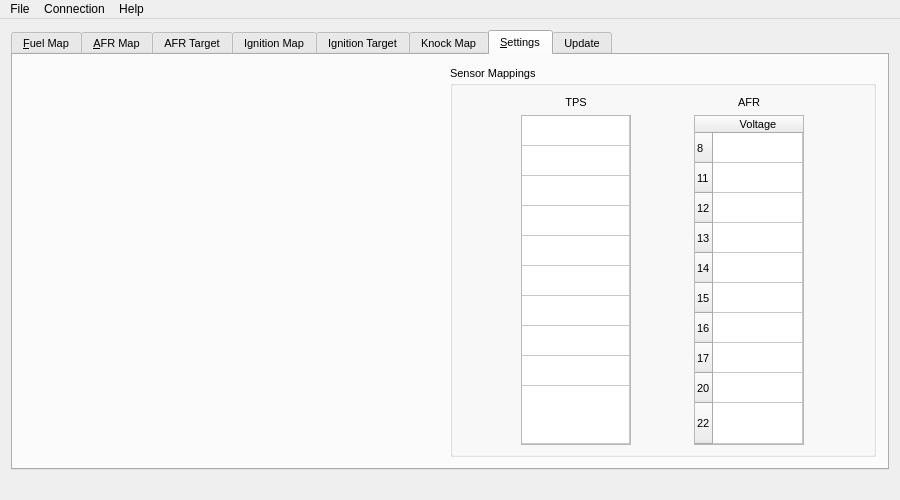
Qt form GUI/MotoLink/ui/main.ui (fpoussin/MotoLink) before a commit.
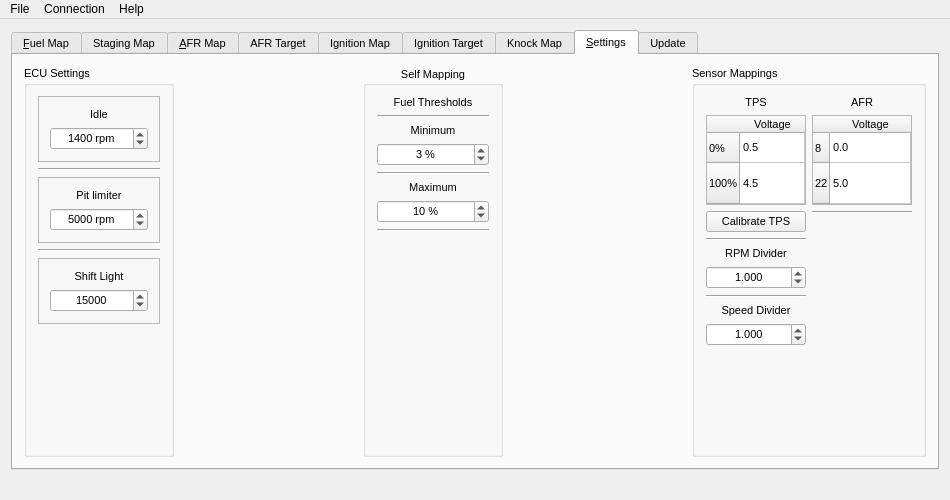
The same form after that commit. The open tabs and pages were chosen to show the change. Icons and pictures are not drawn.

Patch:
```diff
--- a/GUI/MotoLink/ui/main.ui
+++ b/GUI/MotoLink/ui/main.ui
@@ -6,7 +6,7 @@
    <rect>
     <x>0</x>
     <y>0</y>
-    <width>900</width>
+    <width>950</width>
     <height>500</height>
    </rect>
   </property>
@@ -18,14 +18,14 @@
   </property>
   <property name="minimumSize">
    <size>
-    <width>900</width>
+    <width>950</width>
     <height>500</height>
    </size>
   </property>
   <property name="maximumSize">
    <size>
-    <width>16777215</width>
-    <height>16777215</height>
+    <width>950</width>
+    <height>500</height>
    </size>
   </property>
   <property name="windowTitle">
@@ -118,7 +118,21 @@
         </item>
        </layout>
       </widget>
-      <widget class="QWidget" name="tab_afrmap">
+      <widget class="QWidget" name="tabStaging">
+       <attribute name="icon">
+        <iconset resource="../res/images.qrc">
+         <normaloff>:/images/icon-injector.png</normaloff>:/images/icon-injector.png</iconset>
+       </attribute>
+       <attribute name="title">
+        <string>Staging Map</string>
+       </attribute>
+       <layout class="QGridLayout" name="gridLayout_10">
+        <item row="0" column="0">
+         <widget class="QListView" name="listStaging"/>
+        </item>
+       </layout>
+      </widget>
+      <widget class="QWidget" name="tabAfrMap">
        <attribute name="icon">
         <iconset resource="../res/images.qrc">
          <normaloff>:/images/icon-afr-sensor.png</normaloff>:/images/icon-afr-sensor.png</iconset>
@@ -253,7 +267,7 @@
         <string>&amp;Settings</string>
        </attribute>
        <layout class="QGridLayout" name="gridLayout_2">
-        <item row="0" column="0">
+        <item row="0" column="3">
          <spacer name="horizontalSpacer">
           <property name="orientation">
            <enum>Qt::Horizontal</enum>
@@ -266,35 +280,381 @@
           </property>
          </spacer>
         </item>
-        <item row="0" column="1">
+        <item row="0" column="0">
+         <widget class="QGroupBox" name="groupBox_3">
+          <property name="minimumSize">
+           <size>
+            <width>150</width>
+            <height>0</height>
+           </size>
+          </property>
+          <property name="title">
+           <string>ECU Settings</string>
+          </property>
+          <layout class="QGridLayout" name="gridLayout_7">
+           <item row="2" column="0">
+            <widget class="QFrame" name="frame_2">
+             <property name="frameShape">
+              <enum>QFrame::StyledPanel</enum>
+             </property>
+             <property name="frameShadow">
+              <enum>QFrame::Plain</enum>
+             </property>
+             <property name="midLineWidth">
+              <number>1</number>
+             </property>
+             <layout class="QGridLayout" name="gridLayout_6">
+              <item row="0" column="0">
+               <widget class="QLabel" name="ltPitLimiter">
+                <property name="text">
+                 <string>Pit limiter</string>
+                </property>
+                <property name="alignment">
+                 <set>Qt::AlignCenter</set>
+                </property>
+               </widget>
+              </item>
+              <item row="1" column="0">
+               <widget class="QSpinBox" name="sbPitLimiter">
+                <property name="alignment">
+                 <set>Qt::AlignCenter</set>
+                </property>
+                <property name="suffix">
+                 <string> rpm</string>
+                </property>
+                <property name="maximum">
+                 <number>18000</number>
+                </property>
+                <property name="singleStep">
+                 <number>100</number>
+                </property>
+                <property name="value">
+                 <number>5000</number>
+                </property>
+               </widget>
+              </item>
+             </layout>
+            </widget>
+           </item>
+           <item row="0" column="0">
+            <widget class="QFrame" name="frame">
+             <property name="frameShape">
+              <enum>QFrame::StyledPanel</enum>
+             </property>
+             <property name="frameShadow">
+              <enum>QFrame::Plain</enum>
+             </property>
+             <layout class="QVBoxLayout" name="verticalLayout">
+              <item>
+               <widget class="QLabel" name="ltIdle">
+                <property name="text">
+                 <string>Idle</string>
+                </property>
+                <property name="alignment">
+                 <set>Qt::AlignCenter</set>
+                </property>
+               </widget>
+              </item>
+              <item>
+               <widget class="QSpinBox" name="sbIdle">
+                <property name="alignment">
+                 <set>Qt::AlignCenter</set>
+                </property>
+                <property name="suffix">
+                 <string> rpm</string>
+                </property>
+                <property name="maximum">
+                 <number>3000</number>
+                </property>
+                <property name="singleStep">
+                 <number>200</number>
+                </property>
+                <property name="value">
+                 <number>1400</number>
+                </property>
+               </widget>
+              </item>
+             </layout>
+            </widget>
+           </item>
+           <item row="3" column="0">
+            <widget class="Line" name="line_5">
+             <property name="orientation">
+              <enum>Qt::Horizontal</enum>
+             </property>
+            </widget>
+           </item>
+           <item row="5" column="0">
+            <spacer name="verticalSpacer_4">
+             <property name="orientation">
+              <enum>Qt::Vertical</enum>
+             </property>
+             <property name="sizeHint" stdset="0">
+              <size>
+               <width>20</width>
+               <height>40</height>
+              </size>
+             </property>
+            </spacer>
+           </item>
+           <item row="1" column="0">
+            <widget class="Line" name="line_4">
+             <property name="orientation">
+              <enum>Qt::Horizontal</enum>
+             </property>
+            </widget>
+           </item>
+           <item row="4" column="0">
+            <widget class="QFrame" name="frame_3">
+             <property name="frameShape">
+              <enum>QFrame::StyledPanel</enum>
+             </property>
+             <property name="frameShadow">
+              <enum>QFrame::Plain</enum>
+             </property>
+             <layout class="QGridLayout" name="gridLayout_9">
+              <item row="0" column="0">
+               <widget class="QLabel" name="ltShiftLight">
+                <property name="text">
+                 <string>Shift Light</string>
+                </property>
+                <property name="alignment">
+                 <set>Qt::AlignCenter</set>
+                </property>
+               </widget>
+              </item>
+              <item row="1" column="0">
+               <widget class="QSpinBox" name="sbShiftLight">
+                <property name="alignment">
+                 <set>Qt::AlignCenter</set>
+                </property>
+                <property name="minimum">
+                 <number>10000</number>
+                </property>
+                <property name="maximum">
+                 <number>18000</number>
+                </property>
+                <property name="singleStep">
+                 <number>100</number>
+                </property>
+                <property name="value">
+                 <number>15000</number>
+                </property>
+               </widget>
+              </item>
+             </layout>
+            </widget>
+           </item>
+          </layout>
+         </widget>
+        </item>
+        <item row="0" column="2">
+         <widget class="QGroupBox" name="groupBox_4">
+          <property name="minimumSize">
+           <size>
+            <width>140</width>
+            <height>0</height>
+           </size>
+          </property>
+          <property name="title">
+           <string>Self Mapping</string>
+          </property>
+          <property name="alignment">
+           <set>Qt::AlignCenter</set>
+          </property>
+          <layout class="QGridLayout" name="gridLayout_8">
+           <item row="2" column="0">
+            <widget class="QLabel" name="ltThresholdMin">
+             <property name="text">
+              <string>Minimum</string>
+             </property>
+             <property name="alignment">
+              <set>Qt::AlignCenter</set>
+             </property>
+            </widget>
+           </item>
+           <item row="5" column="0">
+            <widget class="QLabel" name="ltThresholdMax">
+             <property name="text">
+              <string>Maximum</string>
+             </property>
+             <property name="alignment">
+              <set>Qt::AlignCenter</set>
+             </property>
+            </widget>
+           </item>
+           <item row="1" column="0">
+            <widget class="Line" name="line_6">
+             <property name="orientation">
+              <enum>Qt::Horizontal</enum>
+             </property>
+            </widget>
+           </item>
+           <item row="4" column="0">
+            <widget class="Line" name="line_7">
+             <property name="orientation">
+              <enum>Qt::Horizontal</enum>
+             </property>
+            </widget>
+           </item>
+           <item row="0" column="0">
+            <widget class="QLabel" name="ltThresholds">
+             <property name="text">
+              <string>Fuel Thresholds</string>
+             </property>
+             <property name="alignment">
+              <set>Qt::AlignCenter</set>
+             </property>
+            </widget>
+           </item>
+           <item row="8" column="0">
+            <spacer name="verticalSpacer_5">
+             <property name="orientation">
+              <enum>Qt::Vertical</enum>
+             </property>
+             <property name="sizeHint" stdset="0">
+              <size>
+               <width>20</width>
+               <height>40</height>
+              </size>
+             </property>
+            </spacer>
+           </item>
+           <item row="3" column="0">
+            <widget class="QSpinBox" name="sbThresholdMin">
+             <property name="alignment">
+              <set>Qt::AlignCenter</set>
+             </property>
+             <property name="suffix">
+              <string> %</string>
+             </property>
+             <property name="prefix">
+              <string/>
+             </property>
+             <property name="maximum">
+              <number>20</number>
+             </property>
+             <property name="value">
+              <number>3</number>
+             </property>
+            </widget>
+           </item>
+           <item row="6" column="0">
+            <widget class="QSpinBox" name="ltThresholdMax_2">
+             <property name="alignment">
+              <set>Qt::AlignCenter</set>
+             </property>
+             <property name="suffix">
+              <string> %</string>
+             </property>
+             <property name="maximum">
+              <number>20</number>
+             </property>
+             <property name="value">
+              <number>10</number>
+             </property>
+            </widget>
+           </item>
+           <item row="7" column="0">
+            <widget class="Line" name="line_8">
+             <property name="orientation">
+              <enum>Qt::Horizontal</enum>
+             </property>
+            </widget>
+           </item>
+          </layout>
+         </widget>
+        </item>
+        <item row="0" column="4">
          <widget class="QGroupBox" name="groupBox_2">
+          <property name="maximumSize">
+           <size>
+            <width>300</width>
+            <height>16777215</height>
+           </size>
+          </property>
           <property name="title">
            <string>Sensor Mappings</string>
           </property>
+          <layout class="QHBoxLayout" name="horizontalLayout_3">
+           <item>
           <layout class="QGridLayout" name="gridLayout">
+             <item row="5" column="0">
+              <widget class="QDoubleSpinBox" name="dsbRpmDiv">
+               <property name="alignment">
+                <set>Qt::AlignCenter</set>
+               </property>
+               <property name="decimals">
+                <number>3</number>
+               </property>
+               <property name="minimum">
+                <double>0.001000000000000</double>
+               </property>
+               <property name="maximum">
+                <double>10000.000000000000000</double>
+               </property>
+               <property name="value">
+                <double>1.000000000000000</double>
+               </property>
+              </widget>
+             </item>
+             <item row="8" column="0">
+              <widget class="QDoubleSpinBox" name="dsbSpeedDiv">
+               <property name="alignment">
+                <set>Qt::AlignCenter</set>
+               </property>
+               <property name="decimals">
+                <number>3</number>
+               </property>
+               <property name="minimum">
+                <double>0.001000000000000</double>
+               </property>
+               <property name="maximum">
+                <double>10000.000000000000000</double>
+               </property>
+               <property name="value">
+                <double>1.000000000000000</double>
+               </property>
+              </widget>
+             </item>
+             <item row="0" column="0">
+              <widget class="QLabel" name="ltTPS">
+               <property name="text">
+                <string>TPS</string>
+               </property>
+               <property name="alignment">
+                <set>Qt::AlignCenter</set>
+               </property>
+              </widget>
+             </item>
+             <item row="7" column="0">
+              <widget class="QLabel" name="ltSpeedDiv">
+               <property name="text">
+                <string>Speed Divider</string>
+               </property>
+               <property name="alignment">
+                <set>Qt::AlignCenter</set>
+               </property>
+              </widget>
+             </item>
+             <item row="4" column="0">
+              <widget class="QLabel" name="ltRpmdiv">
+               <property name="text">
+                <string>RPM Divider</string>
+               </property>
+               <property name="alignment">
+                <set>Qt::AlignCenter</set>
+               </property>
+              </widget>
+             </item>
            <item row="1" column="0">
             <widget class="QTableWidget" name="tableSensorTPS">
-             <property name="minimumSize">
-              <size>
-               <width>0</width>
-               <height>330</height>
-              </size>
-             </property>
              <property name="maximumSize">
               <size>
-               <width>110</width>
-               <height>370</height>
-              </size>
-             </property>
-             <property name="columnCount">
-              <number>1</number>
-             </property>
-             <attribute name="horizontalHeaderVisible">
-              <bool>false</bool>
-             </attribute>
-             <attribute name="horizontalHeaderCascadingSectionResizes">
-              <bool>false</bool>
-             </attribute>
+                 <width>100</width>
+                 <height>90</height>
+                </size>
+               </property>
              <attribute name="horizontalHeaderDefaultSectionSize">
               <number>60</number>
              </attribute>
@@ -304,20 +664,11 @@
              <attribute name="horizontalHeaderMinimumSectionSize">
               <number>20</number>
              </attribute>
-             <attribute name="horizontalHeaderShowSortIndicator" stdset="0">
-              <bool>false</bool>
-             </attribute>
              <attribute name="horizontalHeaderStretchLastSection">
               <bool>true</bool>
              </attribute>
-             <attribute name="verticalHeaderVisible">
-              <bool>false</bool>
-             </attribute>
              <attribute name="verticalHeaderDefaultSectionSize">
-              <number>30</number>
-             </attribute>
-             <attribute name="verticalHeaderHighlightSections">
-              <bool>true</bool>
+                <number>28</number>
              </attribute>
              <attribute name="verticalHeaderMinimumSectionSize">
               <number>30</number>
@@ -327,145 +678,51 @@
              </attribute>
              <row>
               <property name="text">
-               <string>0</string>
+                 <string>0%</string>
               </property>
              </row>
              <row>
               <property name="text">
-               <string>10</string>
-              </property>
-             </row>
-             <row>
-              <property name="text">
-               <string>20</string>
-              </property>
-             </row>
-             <row>
-              <property name="text">
-               <string>30</string>
-              </property>
-             </row>
-             <row>
-              <property name="text">
-               <string>40</string>
-              </property>
-             </row>
-             <row>
-              <property name="text">
-               <string>50</string>
-              </property>
-             </row>
-             <row>
-              <property name="text">
-               <string>60</string>
-              </property>
-             </row>
-             <row>
-              <property name="text">
-               <string>70</string>
-              </property>
-             </row>
-             <row>
-              <property name="text">
-               <string>80</string>
-              </property>
-             </row>
-             <row>
-              <property name="text">
-               <string>100</string>
+                 <string>100%</string>
               </property>
              </row>
              <column>
               <property name="text">
                <string>Voltage</string>
               </property>
-              <property name="textAlignment">
-               <set>AlignHCenter|AlignVCenter|AlignCenter</set>
-              </property>
              </column>
              <item row="0" column="0">
               <property name="text">
-               <string/>
+                 <string>0.5</string>
               </property>
               <property name="flags">
-               <set>ItemIsEditable|ItemIsEnabled</set>
+                 <set>ItemIsSelectable|ItemIsEditable|ItemIsDragEnabled|ItemIsEnabled</set>
               </property>
              </item>
              <item row="1" column="0">
               <property name="text">
-               <string/>
+                 <string>4.5</string>
               </property>
               <property name="flags">
-               <set>ItemIsEditable|ItemIsEnabled</set>
-              </property>
+                 <set>ItemIsSelectable|ItemIsEditable|ItemIsDragEnabled|ItemIsEnabled</set>
+                </property>
+               </item>
+              </widget>
              </item>
              <item row="2" column="0">
-              <property name="text">
-               <string/>
-              </property>
-              <property name="flags">
-               <set>ItemIsEditable|ItemIsEnabled</set>
-              </property>
-             </item>
-             <item row="3" column="0">
+              <widget class="QPushButton" name="pushButton">
+               <property name="maximumSize">
+                <size>
+                 <width>110</width>
+                 <height>30</height>
+                </size>
+               </property>
               <property name="text">
-               <string/>
-              </property>
-              <property name="flags">
-               <set>ItemIsEditable|ItemIsEnabled</set>
-              </property>
-             </item>
-             <item row="4" column="0">
-              <property name="text">
-               <string/>
-              </property>
-              <property name="flags">
-               <set>ItemIsEditable|ItemIsEnabled</set>
-              </property>
-             </item>
-             <item row="5" column="0">
-              <property name="text">
-               <string/>
-              </property>
-              <property name="flags">
-               <set>ItemIsEditable|ItemIsEnabled</set>
-              </property>
-             </item>
-             <item row="6" column="0">
-              <property name="text">
-               <string/>
-              </property>
-              <property name="flags">
-               <set>ItemIsEditable|ItemIsEnabled</set>
-              </property>
-             </item>
-             <item row="7" column="0">
-              <property name="text">
-               <string/>
-              </property>
-              <property name="flags">
-               <set>ItemIsEditable|ItemIsEnabled</set>
-              </property>
-             </item>
-             <item row="8" column="0">
-              <property name="text">
-               <string/>
-              </property>
-              <property name="flags">
-               <set>ItemIsEditable|ItemIsEnabled</set>
-              </property>
+                <string>Calibrate TPS</string>
+               </property>
+              </widget>
              </item>
              <item row="9" column="0">
-              <property name="text">
-               <string/>
-              </property>
-              <property name="flags">
-               <set>ItemIsEditable|ItemIsEnabled</set>
-              </property>
-             </item>
-            </widget>
-           </item>
-           <item row="2" column="1">
             <spacer name="verticalSpacer_2">
              <property name="orientation">
               <enum>Qt::Vertical</enum>
@@ -478,7 +735,38 @@
              </property>
             </spacer>
            </item>
-           <item row="0" column="1">
+             <item row="6" column="0">
+              <widget class="Line" name="line">
+               <property name="orientation">
+                <enum>Qt::Horizontal</enum>
+               </property>
+              </widget>
+             </item>
+             <item row="3" column="0">
+              <widget class="Line" name="line_2">
+               <property name="orientation">
+                <enum>Qt::Horizontal</enum>
+               </property>
+              </widget>
+             </item>
+            </layout>
+           </item>
+           <item>
+            <layout class="QGridLayout" name="gridLayout_5">
+             <item row="3" column="0">
+              <spacer name="verticalSpacer_3">
+               <property name="orientation">
+                <enum>Qt::Vertical</enum>
+               </property>
+               <property name="sizeHint" stdset="0">
+                <size>
+                 <width>20</width>
+                 <height>40</height>
+                </size>
+               </property>
+              </spacer>
+             </item>
+             <item row="0" column="0">
             <widget class="QLabel" name="ltAFR">
              <property name="text">
               <string>AFR</string>
@@ -488,30 +776,29 @@
              </property>
             </widget>
            </item>
-           <item row="0" column="0">
-            <widget class="QLabel" name="ltTPS">
-             <property name="text">
-              <string>TPS</string>
-             </property>
-             <property name="alignment">
-              <set>Qt::AlignCenter</set>
-             </property>
-            </widget>
-           </item>
-           <item row="1" column="1">
+             <item row="1" column="0">
             <widget class="QTableWidget" name="tableSensorAFR">
+               <property name="sizePolicy">
+                <sizepolicy hsizetype="Fixed" vsizetype="Minimum">
+                 <horstretch>0</horstretch>
+                 <verstretch>0</verstretch>
+                </sizepolicy>
+               </property>
              <property name="minimumSize">
               <size>
-               <width>0</width>
-               <height>330</height>
+                 <width>100</width>
+                 <height>90</height>
               </size>
              </property>
              <property name="maximumSize">
               <size>
-               <width>110</width>
-               <height>370</height>
-              </size>
-             </property>
+                 <width>100</width>
+                 <height>90</height>
+                </size>
+               </property>
+               <property name="cornerButtonEnabled">
+                <bool>false</bool>
+               </property>
              <attribute name="horizontalHeaderDefaultSectionSize">
               <number>60</number>
              </attribute>
@@ -522,7 +809,10 @@
               <bool>true</bool>
              </attribute>
              <attribute name="verticalHeaderDefaultSectionSize">
-              <number>30</number>
+                <number>28</number>
+               </attribute>
+               <attribute name="verticalHeaderHighlightSections">
+                <bool>true</bool>
              </attribute>
              <attribute name="verticalHeaderMinimumSectionSize">
               <number>30</number>
@@ -535,46 +825,6 @@
                <string>8</string>
               </property>
              </row>
-             <row>
-              <property name="text">
-               <string>11</string>
-              </property>
-             </row>
-             <row>
-              <property name="text">
-               <string>12</string>
-              </property>
-             </row>
-             <row>
-              <property name="text">
-               <string>13</string>
-              </property>
-             </row>
-             <row>
-              <property name="text">
-               <string>14</string>
-              </property>
-             </row>
-             <row>
-              <property name="text">
-               <string>15</string>
-              </property>
-             </row>
-             <row>
-              <property name="text">
-               <string>16</string>
-              </property>
-             </row>
-             <row>
-              <property name="text">
-               <string>17</string>
-              </property>
-             </row>
-             <row>
-              <property name="text">
-               <string>20</string>
-              </property>
-             </row>
              <row>
               <property name="text">
                <string>22</string>
@@ -587,7 +837,7 @@
              </column>
              <item row="0" column="0">
               <property name="text">
-               <string/>
+                 <string>0.0</string>
               </property>
               <property name="flags">
                <set>ItemIsEditable|ItemIsEnabled</set>
@@ -595,84 +845,42 @@
              </item>
              <item row="1" column="0">
               <property name="text">
-               <string/>
+                 <string>5.0</string>
               </property>
               <property name="flags">
                <set>ItemIsEditable|ItemIsEnabled</set>
               </property>
+               </item>
+              </widget>
              </item>
              <item row="2" column="0">
-              <property name="text">
-               <string/>
-              </property>
-              <property name="flags">
-               <set>ItemIsEditable|ItemIsEnabled</set>
-              </property>
+              <widget class="Line" name="line_3">
+               <property name="orientation">
+                <enum>Qt::Horizontal</enum>
+               </property>
+              </widget>
              </item>
-             <item row="3" column="0">
-              <property name="text">
-               <string/>
-              </property>
-              <property name="flags">
-               <set>ItemIsEditable|ItemIsEnabled</set>
-              </property>
-             </item>
-             <item row="4" column="0">
-              <property name="text">
-               <string/>
-              </property>
-              <property name="flags">
-               <set>ItemIsEditable|ItemIsEnabled</set>
-              </property>
-             </item>
-             <item row="5" column="0">
-              <property name="text">
-               <string/>
-              </property>
-              <property name="flags">
-               <set>ItemIsEditable|ItemIsEnabled</set>
-              </property>
-             </item>
-             <item row="6" column="0">
-              <property name="text">
-               <string/>
-              </property>
-              <property name="flags">
-               <set>ItemIsEditable|ItemIsEnabled</set>
-              </property>
-             </item>
-             <item row="7" column="0">
-              <property name="text">
-               <string/>
-              </property>
-              <property name="flags">
-               <set>ItemIsEditable|ItemIsEnabled</set>
-              </property>
-             </item>
-             <item row="8" column="0">
-              <property name="text">
-               <string/>
-              </property>
-              <property name="flags">
-               <set>ItemIsEditable|ItemIsEnabled</set>
-              </property>
-             </item>
-             <item row="9" column="0">
-              <property name="text">
-               <string/>
-              </property>
-              <property name="flags">
-               <set>ItemIsEditable|ItemIsEnabled</set>
-              </property>
-             </item>
-            </widget>
-           </item>
-          </layout>
-         </widget>
-        </item>
-       </layout>
-      </widget>
-      <widget class="QWidget" name="tab_update">
+            </layout>
+           </item>
+          </layout>
+         </widget>
+        </item>
+        <item row="0" column="1">
+         <spacer name="horizontalSpacer_2">
+          <property name="orientation">
+           <enum>Qt::Horizontal</enum>
+          </property>
+          <property name="sizeHint" stdset="0">
+           <size>
+            <width>40</width>
+            <height>20</height>
+           </size>
+          </property>
+         </spacer>
+        </item>
+       </layout>
+      </widget>
+      <widget class="QWidget" name="tabUpdate">
        <attribute name="icon">
         <iconset resource="../res/oxygen.qrc">
          <normaloff>:/oxygen/32x32/devices/media-flash.png</normaloff>:/oxygen/32x32/devices/media-flash.png</iconset>
@@ -746,7 +954,7 @@
     <rect>
      <x>0</x>
      <y>0</y>
-     <width>900</width>
+     <width>950</width>
      <height>21</height>
     </rect>
    </property>
```
Left out of the diff: 50 changed lines with no effect on the pictures. Lines whose indentation alone changed are shown as unchanged.
